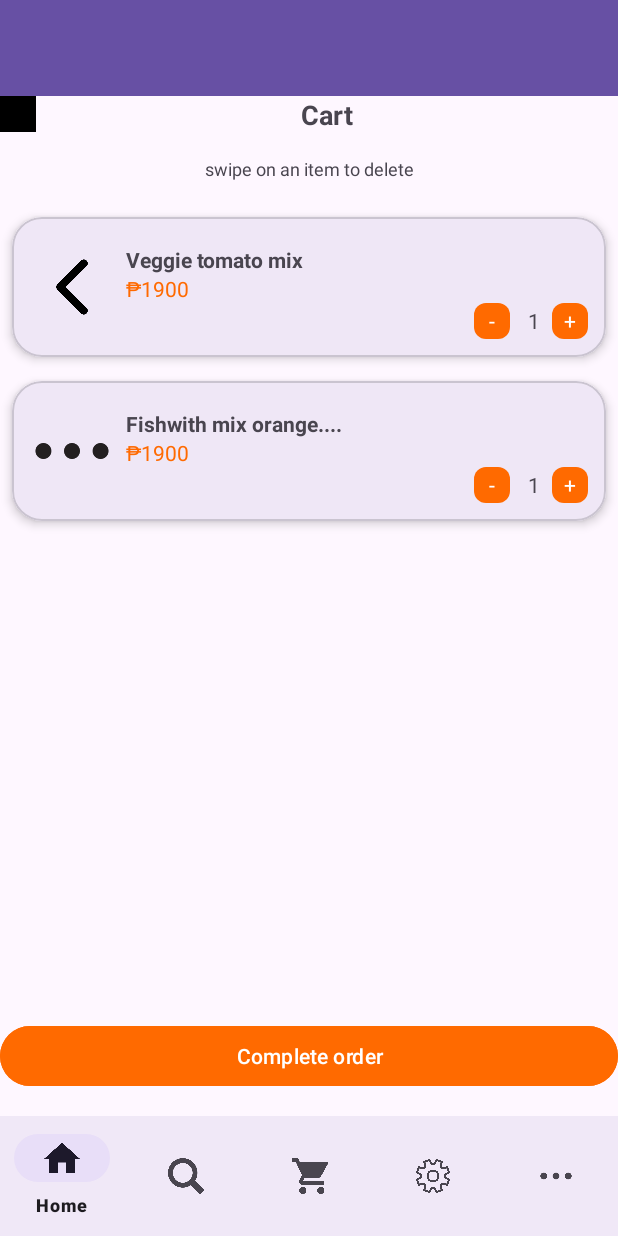
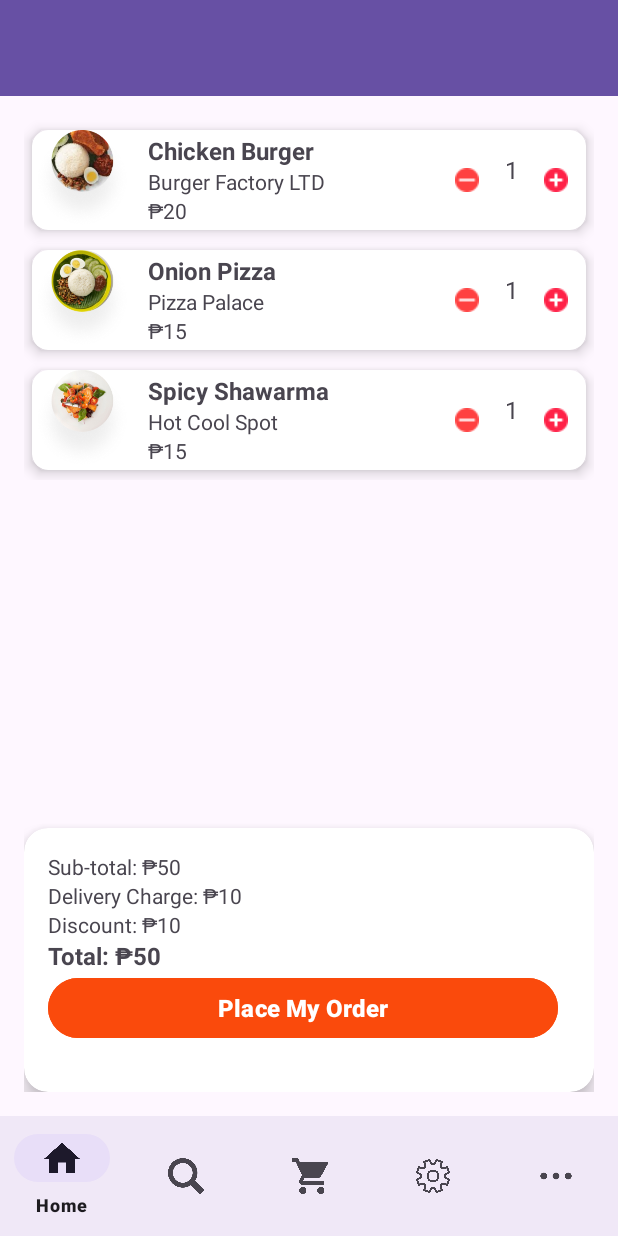
Before and after one commit to gyuetorade/Project, an Android app: the fragment OrdersFragment placed in its activity, on a phone screen of 412 x 824 dp. Run offline under Robolectric (Android 15) with nearby library versions, the phone set to English and light mode, and no system bars.

Commit message:
yes done

```diff
--- a/app/src/main/java/com/example/project/OrdersFragment.java
+++ b/app/src/main/java/com/example/project/OrdersFragment.java
@@ -1,77 +1,142 @@
 package com.example.project;
 
-import android.graphics.Canvas;
-import android.graphics.Paint;
-import android.graphics.RectF;
+import android.content.Context;
+import android.graphics.Typeface;
 import android.os.Bundle;
+import android.view.Gravity;
 import android.view.View;
-import android.widget.ImageButton;
+import android.view.ViewGroup;
+import android.widget.*;
 
+import androidx.annotation.NonNull;
 import androidx.annotation.Nullable;
-import androidx.core.content.ContextCompat;
+import androidx.cardview.widget.CardView;
 import androidx.fragment.app.Fragment;
-import androidx.recyclerview.widget.ItemTouchHelper;
-import androidx.recyclerview.widget.LinearLayoutManager;
-import androidx.recyclerview.widget.RecyclerView;
-
-import java.util.ArrayList;
-import java.util.List;
 
 public class OrdersFragment extends Fragment {
-    public OrdersFragment() { super(R.layout.fragment_orders); }
 
-       @Override public void onViewCreated(View v, @Nullable Bundle b) {
-        ImageButton back = v.findViewById(R.id.btnBack);
-        back.setOnClickListener(view -> requireActivity().onBackPressed());
-
-        RecyclerView rv = v.findViewById(R.id.rvOrders);
-        List<OrderItem> items = new ArrayList<>();
-        items.add(new OrderItem(R.drawable.img, "Veggie tomato mix", 1900));
-        items.add(new OrderItem(R.drawable.other, "Fishwith mix orange....", 1900));
-        OrdersAdapter adapter = new OrdersAdapter(items);
-        rv.setLayoutManager(new LinearLayoutManager(getContext()));
-        rv.setAdapter(adapter);
-
-        ItemTouchHelper helper = new ItemTouchHelper(new SwipeToDeleteCallback(adapter));
-        helper.attachToRecyclerView(rv);
+    public OrdersFragment() {
+        super(R.layout.fragment_orders);
     }
 
-    private static class SwipeToDeleteCallback extends ItemTouchHelper.SimpleCallback {
-        private final OrdersAdapter adapter;
-        private final Paint paint = new Paint();
+    private LinearLayout orderContainer;
+    private TextView tvSubtotal, tvDelivery, tvDiscount, tvTotal;
 
-        SwipeToDeleteCallback(OrdersAdapter adapter) {
-            super(0, ItemTouchHelper.LEFT);
-            this.adapter = adapter;
-            paint.setColor(0xFFFF3B30);
-        }
+    private int deliveryCharge = 10;
+    private int discount = 10;
+    private int subtotal = 0;
 
-        @Override public boolean onMove(RecyclerView rv, RecyclerView.ViewHolder vh, RecyclerView.ViewHolder target) { return false; }
+    @Override
+    public void onViewCreated(@NonNull View view, @Nullable Bundle savedInstanceState) {
+        orderContainer = view.findViewById(R.id.orderContainer);
+        tvSubtotal = view.findViewById(R.id.tvSubtotal);
+        tvDelivery = view.findViewById(R.id.tvDelivery);
+        tvDiscount = view.findViewById(R.id.tvDiscount);
+        tvTotal = view.findViewById(R.id.tvTotal);
 
-        @Override public void onSwiped(RecyclerView.ViewHolder vh, int direction) {
-            adapter.removeAt(vh.getBindingAdapterPosition());
-        }
+        addOrderCard("Chicken Burger", "Burger Factory LTD", 20, R.drawable.moi_moi);
+        addOrderCard("Onion Pizza", "Pizza Palace", 15, R.drawable.egg_cucumber);
+        addOrderCard("Spicy Shawarma", "Hot Cool Spot", 15, R.drawable.veggie_tomato);
 
-        @Override
-        public void onChildDraw(Canvas c, RecyclerView rv, RecyclerView.ViewHolder vh, float dX, float dY, int actionState, boolean isCurrentlyActive) {
-            if (actionState == ItemTouchHelper.ACTION_STATE_SWIPE) {
-                View itemView = vh.itemView;
-                RectF background = new RectF(itemView.getRight() + dX, itemView.getTop(), itemView.getRight(), itemView.getBottom());
-                c.drawRect(background, paint);
+        updateSummary();
+    }
 
-                android.graphics.drawable.Drawable icon =
-                        ContextCompat.getDrawable(rv.getContext(), android.R.drawable.ic_menu_delete);
-                if (icon != null) {
-                    int margin = (itemView.getHeight() - icon.getIntrinsicHeight()) / 2;
-                    int left = itemView.getRight() - margin - icon.getIntrinsicWidth();
-                    int right = itemView.getRight() - margin;
-                    int top = itemView.getTop() + margin;
-                    int bottom = top + icon.getIntrinsicHeight();
-                    icon.setBounds(left, top, right, bottom);
-                    icon.draw(c);
-                }
+    private void addOrderCard(String name, String place, int price, int imageResId) {
+        Context context = requireContext();
+
+        CardView card = new CardView(context);
+        card.setLayoutParams(new LinearLayout.LayoutParams(
+                ViewGroup.LayoutParams.MATCH_PARENT,
+                ViewGroup.LayoutParams.WRAP_CONTENT
+        ));
+        card.setRadius(16f);
+        card.setCardElevation(8f);
+        card.setUseCompatPadding(true);
+        card.setPadding(16, 16, 16, 16);
+
+        LinearLayout layout = new LinearLayout(context);
+        layout.setOrientation(LinearLayout.HORIZONTAL);
+        layout.setGravity(Gravity.CENTER_VERTICAL);
+
+        ImageView img = new ImageView(context);
+        img.setImageResource(imageResId);
+        img.setLayoutParams(new LinearLayout.LayoutParams(100, 100));
+        img.setScaleType(ImageView.ScaleType.CENTER_CROP);
+
+        LinearLayout info = new LinearLayout(context);
+        info.setOrientation(LinearLayout.VERTICAL);
+        info.setPadding(16, 0, 0, 0);
+        info.setLayoutParams(new LinearLayout.LayoutParams(0, ViewGroup.LayoutParams.WRAP_CONTENT, 1));
+
+        TextView tvName = new TextView(context);
+        tvName.setText(name);
+        tvName.setTextSize(16f);
+        tvName.setTypeface(null, Typeface.BOLD);
+
+        TextView tvPlace = new TextView(context);
+        tvPlace.setText(place);
+        tvPlace.setTextSize(14f);
+
+        TextView tvPrice = new TextView(context);
+        tvPrice.setText("₱" + price);
+        tvPrice.setTextSize(14f);
+
+        info.addView(tvName);
+        info.addView(tvPlace);
+        info.addView(tvPrice);
+
+        LinearLayout qtyControl = new LinearLayout(context);
+        qtyControl.setOrientation(LinearLayout.HORIZONTAL);
+
+        ImageButton btnMinus = new ImageButton(context);
+        btnMinus.setImageResource(R.drawable.minus);
+        btnMinus.setBackground(null);
+
+        TextView tvQty = new TextView(context);
+        tvQty.setText("1");
+        tvQty.setPadding(8, 0, 8, 0);
+        tvQty.setTextSize(16f);
+
+        ImageButton btnPlus = new ImageButton(context);
+        btnPlus.setImageResource(R.drawable.add);
+        btnPlus.setBackground(null);
+
+        qtyControl.addView(btnMinus);
+        qtyControl.addView(tvQty);
+        qtyControl.addView(btnPlus);
+
+        layout.addView(img);
+        layout.addView(info);
+        layout.addView(qtyControl);
+        card.addView(layout);
+        orderContainer.addView(card);
+
+        subtotal += price;
+        updateSummary();
+
+        btnPlus.setOnClickListener(v -> {
+            int qty = Integer.parseInt(tvQty.getText().toString()) + 1;
+            tvQty.setText(String.valueOf(qty));
+            subtotal += price;
+            updateSummary();
+        });
+
+        btnMinus.setOnClickListener(v -> {
+            int qty = Integer.parseInt(tvQty.getText().toString());
+            if (qty > 1) {
+                qty--;
+                tvQty.setText(String.valueOf(qty));
+                subtotal -= price;
+                updateSummary();
             }
-            super.onChildDraw(c, rv, vh, dX, dY, actionState, isCurrentlyActive);
-        }
+        });
+    }
+
+    private void updateSummary() {
+        tvSubtotal.setText("Sub-total: ₱" + subtotal);
+        tvDelivery.setText("Delivery Charge: ₱" + deliveryCharge);
+        tvDiscount.setText("Discount: ₱" + discount);
+        int total = subtotal + deliveryCharge - discount;
+        tvTotal.setText("Total: ₱" + total);
     }
 }
--- a/app/src/main/res/layout/fragment_orders.xml
+++ b/app/src/main/res/layout/fragment_orders.xml
@@ -1,66 +1,86 @@
-<?xml version="1.0" encoding="utf-8"?>
-<androidx.constraintlayout.widget.ConstraintLayout xmlns:android="http://schemas.android.com/apk/res/android"
+<androidx.constraintlayout.widget.ConstraintLayout
+    xmlns:android="http://schemas.android.com/apk/res/android"
     xmlns:app="http://schemas.android.com/apk/res-auto"
     android:layout_width="match_parent"
-    android:layout_height="match_parent">
     android:layout_height="match_parent"
     android:padding="16dp">
 
-    <ImageButton
-        android:id="@+id/btnBack"
-        android:layout_width="24dp"
-        android:layout_height="24dp"
-        android:background="@android:color/transparent"
-        android:src="@drawable/back"
-        android:contentDescription="Back"
+    <!-- Scrollable list of order items -->
+    <ScrollView
+        android:layout_width="0dp"
+        android:layout_height="0dp"
+        app:layout_constraintTop_toTopOf="parent"
+        app:layout_constraintBottom_toTopOf="@+id/summaryCard"
         app:layout_constraintStart_toStartOf="parent"
-        app:layout_constraintTop_toTopOf="parent" />
+        app:layout_constraintEnd_toEndOf="parent">
+
+        <LinearLayout
+            android:id="@+id/orderContainer"
+            android:layout_width="match_parent"
+            android:layout_height="wrap_content"
+            android:orientation="vertical"
+            android:paddingBottom="16dp" />
+    </ScrollView>
+
+    <!-- Summary Card -->
+    <androidx.cardview.widget.CardView
+        android:id="@+id/summaryCard"
+        android:layout_width="0dp"
+        android:layout_height="wrap_content"
+        app:cardCornerRadius="16dp"
+        app:cardElevation="8dp"
+        app:layout_constraintBottom_toBottomOf="parent"
+        app:layout_constraintEnd_toEndOf="parent"
+        app:layout_constraintStart_toStartOf="parent">
+
+        <LinearLayout
+            android:layout_width="match_parent"
+            android:layout_height="wrap_content"
+            android:orientation="vertical"
+            android:padding="16dp">
 
             <TextView
-        android:id="@+id/tvTitle"
+                android:id="@+id/tvSubtotal"
                 android:layout_width="wrap_content"
                 android:layout_height="wrap_content"
-        android:text="Cart"
-        android:textSize="18sp"
-        android:textStyle="bold"
-        app:layout_constraintStart_toEndOf="@id/btnBack"
-        app:layout_constraintEnd_toEndOf="parent"
-        app:layout_constraintTop_toTopOf="parent"
-        app:layout_constraintBottom_toBottomOf="@id/btnBack"
-        app:layout_constraintHorizontal_bias="0.5" />
+                android:text="Sub-total: ₱100" />
 
             <TextView
-        android:id="@+id/tvHint"
+                android:id="@+id/tvDelivery"
                 android:layout_width="wrap_content"
                 android:layout_height="wrap_content"
-        android:layout_marginTop="16dp"
-        android:text="swipe on an item to delete"
-        android:textSize="12sp"
-        app:layout_constraintTop_toBottomOf="@id/btnBack"
-        app:layout_constraintStart_toStartOf="parent"
-        app:layout_constraintEnd_toEndOf="parent" />
+                android:text="Delivery Charge: ₱10" />
 
-    <androidx.recyclerview.widget.RecyclerView
-        android:id="@+id/rvOrders"
-        android:layout_width="0dp"
-        android:layout_height="0dp"
-        android:layout_marginTop="16dp"
-        app:layout_constraintTop_toBottomOf="@id/tvHint"
-        app:layout_constraintStart_toStartOf="parent"
-        app:layout_constraintEnd_toEndOf="parent"
-        app:layout_constraintBottom_toTopOf="@id/btnComplete" />
+            <TextView
+                android:id="@+id/tvDiscount"
+                android:layout_width="wrap_content"
+                android:layout_height="wrap_content"
+                android:text="Discount: ₱10" />
+
+            <TextView
+                android:id="@+id/tvTotal"
+                android:layout_width="wrap_content"
+                android:layout_height="wrap_content"
+                android:text="Total: ₱100"
+                android:textSize="16sp"
+                android:textStyle="bold" />
 
             <Button
-        android:id="@+id/btnComplete"
-        android:layout_width="0dp"
-        android:layout_height="48dp"
-        android:layout_marginTop="16dp"
+                android:id="@+id/btnPlaceOrder"
+                android:layout_width="340dp"
+                android:layout_height="wrap_content"
                 android:layout_marginBottom="16dp"
-        android:text="Complete order"
+                android:backgroundTint="@color/orange"
+                android:text="Place My Order"
                 android:textColor="@android:color/white"
-        android:backgroundTint="#FF6A00"
-        app:layout_constraintStart_toStartOf="parent"
+                android:textSize="16sp"
+                android:textStyle="bold"
+                app:layout_constraintBottom_toBottomOf="parent"
                 app:layout_constraintEnd_toEndOf="parent"
-        app:layout_constraintBottom_toBottomOf="parent" />
+                app:layout_constraintStart_toStartOf="parent" />
+
+
+        </LinearLayout>
+    </androidx.cardview.widget.CardView>
 
 </androidx.constraintlayout.widget.ConstraintLayout>
```
Also changed, not shown: app/src/main/res/drawable/add.png (added), app/src/main/res/drawable/minus.png (added). Lines whose indentation alone changed are shown as unchanged.
